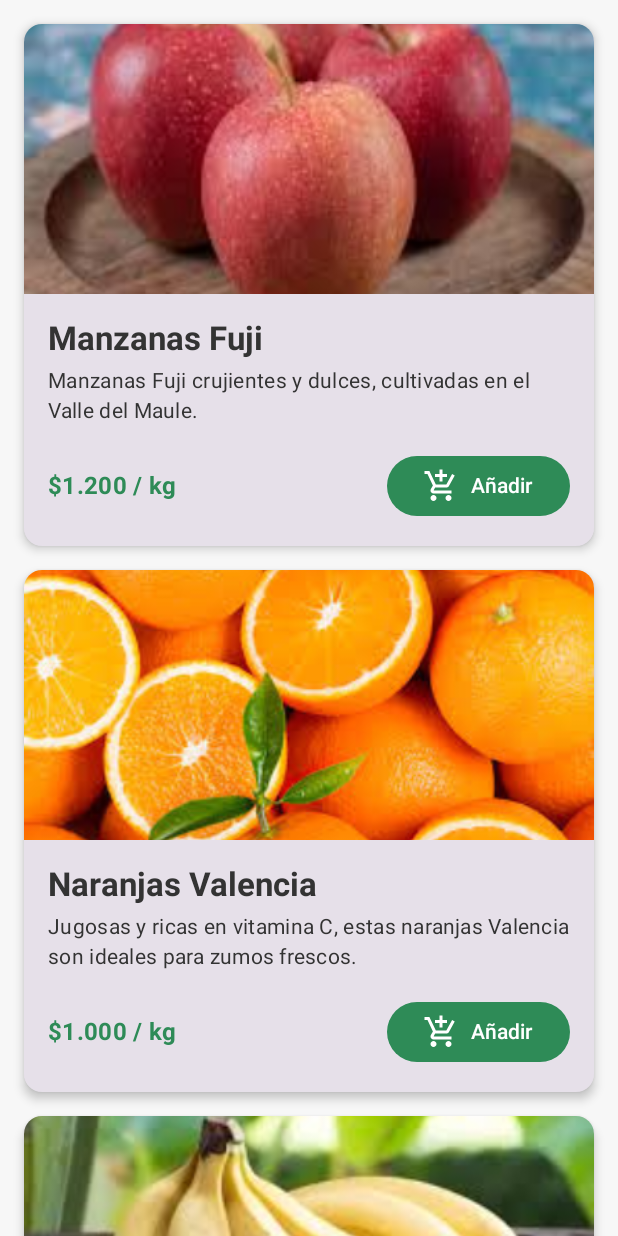
After one commit to TomasG0110/AppHuertoHogar-Movil, an Android app built with Jetpack Compose: the composable HomeScreen shown on its own in the app's theme, on a phone screen of 412 x 824 dp. The commit adds this screen. Run offline under Robolectric (Android 15) with nearby library versions, the phone set to English and light mode, and no system bars.

Commit message:
feat: Implementar HomeViewModel y mostrar lista de productos en HomeScreen

```diff
--- /dev/null
+++ b/app/src/main/java/cl/duoc/dsy/huertohogar/model/Producto.kt
@@ -0,0 +1,14 @@
+package cl.duoc.dsy.huertohogar.model
+
+import androidx.annotation.DrawableRes
+
+// IE 2.3.1: Definición del Modelo de datos
+data class Producto(
+    val id: String,
+    val nombre: String,
+    val descripcion: String,
+    val precioPorKilo: Double,
+    val stockEnKilos: Int,
+    val categoria: String,
+    @DrawableRes val imagenResId: Int // ID de la imagen en res/drawable
+)
--- /dev/null
+++ b/app/src/main/java/cl/duoc/dsy/huertohogar/repository/ProductoRepository.kt
@@ -0,0 +1,84 @@
+package cl.duoc.dsy.huertohogar.repository
+
+import cl.duoc.dsy.huertohogar.R
+import cl.duoc.dsy.huertohogar.model.Producto
+
+// IE 2.3.1: Repositorio para centralizar origen de datos
+class ProductoRepository {
+
+    // Simulación de la base de datos con los productos del caso
+    private val productosSimulados = listOf(
+        Producto(
+            id = "FR001",
+            nombre = "Manzanas Fuji",
+            descripcion = "Manzanas Fuji crujientes y dulces, cultivadas en el Valle del Maule.",
+            precioPorKilo = 1200.0,
+            stockEnKilos = 150,
+            categoria = "Frutas Frescas",
+            imagenResId = R.drawable.manzanas_fuji // Asegúrate que este nombre coincida
+        ),
+        Producto(
+            id = "FR002",
+            nombre = "Naranjas Valencia",
+            descripcion = "Jugosas y ricas en vitamina C, estas naranjas Valencia son ideales para zumos frescos.",
+            precioPorKilo = 1000.0,
+            stockEnKilos = 200,
+            categoria = "Frutas Frescas",
+            imagenResId = R.drawable.naranjas_valencia
+        ),
+        Producto(
+            id = "FR003",
+            nombre = "Plátanos Cavendish",
+            descripcion = "Plátanos maduros y dulces, perfectos para el desayuno o como snack energético.",
+            precioPorKilo = 800.0,
+            stockEnKilos = 250,
+            categoria = "Frutas Frescas",
+            imagenResId = R.drawable.platanos_cavendish
+        ),
+        Producto(
+            id = "VR001",
+            nombre = "Zanahorias Orgánicas",
+            descripcion = "Zanahorias crujientes cultivadas sin pesticidas en la Región de O'Higgins.",
+            precioPorKilo = 900.0,
+            stockEnKilos = 100,
+            categoria = "Verduras Orgánicas",
+            imagenResId = R.drawable.zanahorias_organicas
+        ),
+        Producto(
+            id = "VR002",
+            nombre = "Espinacas Frescas",
+            descripcion = "Espinacas frescas y nutritivas, perfectas para ensaladas y batidos verdes.",
+            precioPorKilo = 700.0, // El precio es por bolsa de 500g, lo adaptamos
+            stockEnKilos = 80,
+            categoria = "Verduras Orgánicas",
+            imagenResId = R.drawable.espinacas_frescas
+        ),
+        Producto(
+            id = "VR003",
+            nombre = "Pimientos Tricolores",
+            descripcion = "Pimientos rojos, amarillos y verdes, ideales para salteados y platos coloridos.",
+            precioPorKilo = 1500.0,
+            stockEnKilos = 120,
+            categoria = "Verduras Orgánicas",
+            imagenResId = R.drawable.pimientos_tricolor
+        ),
+        Producto(
+            id = "PO001",
+            nombre = "Miel Orgánica",
+            descripcion = "Miel pura y orgánica producida por apicultores locales.",
+            precioPorKilo = 5000.0, // Precio por frasco 500g
+            stockEnKilos = 50,
+            categoria = "Productos Orgánicos",
+            imagenResId = R.drawable.miel_organica
+        )
+        // ... (Puedes agregar el resto de productos del caso)
+    )
+
+    // Función que la UI (a través del ViewModel) usará para obtener los productos
+    fun getProductos(): List<Producto> {
+        // TODO: En un futuro, aquí se llamaría a Room o a una API
+        return productosSimulados
+    }
+
+    // TODO: Implementar funciones para persistencia (Room) para el carrito (IE 2.3.1)
+}
--- /dev/null
+++ b/app/src/main/java/cl/duoc/dsy/huertohogar/uiScreen/HomeScreen.kt
@@ -0,0 +1,131 @@
+package cl.duoc.dsy.huertohogar.uiScreen
+
+import androidx.compose.foundation.Image
+import androidx.compose.foundation.layout.Arrangement
+import androidx.compose.foundation.layout.Box
+import androidx.compose.foundation.layout.Column
+import androidx.compose.foundation.layout.PaddingValues
+import androidx.compose.foundation.layout.Row
+import androidx.compose.foundation.layout.Spacer
+import androidx.compose.foundation.layout.fillMaxSize
+import androidx.compose.foundation.layout.fillMaxWidth
+import androidx.compose.foundation.layout.height
+import androidx.compose.foundation.layout.padding
+import androidx.compose.foundation.layout.size
+import androidx.compose.foundation.layout.width
+import androidx.compose.foundation.lazy.LazyColumn
+import androidx.compose.foundation.lazy.items
+import androidx.compose.material.icons.Icons
+import androidx.compose.material.icons.filled.AddShoppingCart
+import androidx.compose.material3.Button
+import androidx.compose.material3.Card
+import androidx.compose.material3.CardDefaults
+import androidx.compose.material3.CircularProgressIndicator
+import androidx.compose.material3.Icon
+import androidx.compose.material3.MaterialTheme
+import androidx.compose.material3.Text
+import androidx.compose.runtime.Composable
+import androidx.compose.runtime.collectAsState
+import androidx.compose.runtime.getValue
+import androidx.compose.ui.Alignment
+import androidx.compose.ui.Modifier
+import androidx.compose.ui.layout.ContentScale
+import androidx.compose.ui.res.painterResource
+import androidx.compose.ui.text.font.FontWeight
+import androidx.compose.ui.unit.dp
+import androidx.lifecycle.viewmodel.compose.viewModel
+import cl.duoc.dsy.huertohogar.model.Producto
+import cl.duoc.dsy.huertohogar.viewmodel.HomeViewModel
+import java.text.NumberFormat
+import java.util.Locale
+
+@Composable
+fun HomeScreen(
+    viewModel: HomeViewModel = viewModel() // 1. Inyectar ViewModel
+) {
+    val state by viewModel.state.collectAsState()
+    val currentState = state
+
+    Box(
+        modifier = Modifier.fillMaxSize(),
+        contentAlignment = Alignment.Center
+    ) {
+        if (currentState.isLoading) {
+            CircularProgressIndicator()
+        } else {
+            // IE 2.1.1: Lista estructurada
+            LazyColumn(
+                modifier = Modifier.fillMaxSize(),
+                contentPadding = PaddingValues(16.dp),
+                verticalArrangement = Arrangement.spacedBy(16.dp)
+            ) {
+                items(currentState.productos) { producto ->
+                    ProductoItem(producto = producto)
+                }
+            }
+        }
+    }
+}
+
+@Composable
+fun ProductoItem(producto: Producto) {
+    // Función para formatear el precio como moneda
+    val format = NumberFormat.getCurrencyInstance(Locale("es", "CL"))
+    format.maximumFractionDigits = 0
+    val precioFormateado = format.format(producto.precioPorKilo)
+
+    Card(
+        modifier = Modifier.fillMaxWidth(),
+        elevation = CardDefaults.cardElevation(defaultElevation = 4.dp)
+    ) {
+        Column(modifier = Modifier.fillMaxWidth()) {
+            Image(
+                painter = painterResource(id = producto.imagenResId),
+                contentDescription = producto.nombre,
+                modifier = Modifier
+                    .fillMaxWidth()
+                    .height(180.dp),
+                contentScale = ContentScale.Crop
+            )
+
+            Column(modifier = Modifier.padding(16.dp)) {
+                Text(
+                    text = producto.nombre,
+                    style = MaterialTheme.typography.titleLarge, // Título del producto
+                    fontWeight = FontWeight.Bold
+                )
+                Spacer(modifier = Modifier.height(4.dp))
+                Text(
+                    text = producto.descripcion,
+                    style = MaterialTheme.typography.bodyMedium,
+                    maxLines = 3
+                )
+                Spacer(modifier = Modifier.height(16.dp))
+                Row(
+                    modifier = Modifier.fillMaxWidth(),
+                    verticalAlignment = Alignment.CenterVertically,
+                    horizontalArrangement = Arrangement.SpaceBetween
+                ) {
+                    Text(
+                        text = "$precioFormateado / kg", // Precio
+                        style = MaterialTheme.typography.titleMedium,
+                        fontWeight = FontWeight.Bold,
+                        color = MaterialTheme.colorScheme.primary // Verde
+                    )
+
+                    // IE 2.2.2: Animación (implícita en el botón)
+                    Button(onClick = {
+                        // TODO: Implementar lógica de "Agregar al Carrito" (Room)
+                    }) {
+                        Icon(
+                            Icons.Default.AddShoppingCart,
+                            contentDescription = "Agregar al Carrito"
+                        )
+                        Spacer(modifier = Modifier.width(8.dp))
+                        Text("Añadir")
+                    }
+                }
+            }
+        }
+    }
+}
--- a/app/src/main/java/cl/duoc/dsy/huertohogar/uiScreen/LoginScreen.kt
+++ b/app/src/main/java/cl/duoc/dsy/huertohogar/uiScreen/LoginScreen.kt
@@ -63,7 +63,7 @@ fun LoginScreen(
     ) {
 
         Image(
-            painter = painterResource(id = R.drawable.Logo_HuertoHogar),
+            painter = painterResource(id = R.drawable.logo_huertohogar),
             contentDescription = "Logo HuertoHogar",
             modifier = Modifier.size(150.dp)
         )
--- a/app/src/main/java/cl/duoc/dsy/huertohogar/uiScreen/SplashScreen.kt
+++ b/app/src/main/java/cl/duoc/dsy/huertohogar/uiScreen/SplashScreen.kt
@@ -57,7 +57,7 @@ fun SplashScreen(navController: NavController) {
         contentAlignment = Alignment.Center
     ) {
         Image(
-            painter = painterResource(id = R.drawable.Logo_HuertoHogar),
+            painter = painterResource(id = R.drawable.logo_huertohogar),
             contentDescription = "Logo HuertoHogar",
             modifier = Modifier
                 .size(250.dp)
--- /dev/null
+++ b/app/src/main/java/cl/duoc/dsy/huertohogar/viewmodel/HomeState.kt
@@ -0,0 +1,8 @@
+package cl.duoc.dsy.huertohogar.viewmodel
+
+import cl.duoc.dsy.huertohogar.model.Producto
+
+data class HomeState(
+    val isLoading: Boolean = true,
+    val productos: List<Producto> = emptyList()
+)
--- /dev/null
+++ b/app/src/main/java/cl/duoc/dsy/huertohogar/viewmodel/HomeViewModel.kt
@@ -0,0 +1,40 @@
+package cl.duoc.dsy.huertohogar.viewmodel
+
+import androidx.lifecycle.ViewModel
+import androidx.lifecycle.viewModelScope
+import cl.duoc.dsy.huertohogar.repository.ProductoRepository
+import kotlinx.coroutines.flow.MutableStateFlow
+import kotlinx.coroutines.flow.StateFlow
+import kotlinx.coroutines.flow.asStateFlow
+import kotlinx.coroutines.flow.update
+import kotlinx.coroutines.launch
+
+
+class HomeViewModel : ViewModel() {
+
+    // 1. Instancia del Repositorio
+    private val repository = ProductoRepository()
+
+    private val _state = MutableStateFlow(HomeState())
+    val state: StateFlow<HomeState> = _state.asStateFlow()
+
+    // 3. El bloque init se ejecuta cuando el ViewModel es creado
+    init {
+        loadProductos()
+    }
+
+    // 2. Lógica para cargar productos
+    private fun loadProductos() {
+        viewModelScope.launch {
+            _state.update { it.copy(isLoading = true) }
+
+            // TODO: Agregar delay(1000) si queremos simular carga de red
+
+            val productos = repository.getProductos()
+
+            _state.update {
+                it.copy(isLoading = false, productos = productos)
+            }
+        }
+    }
+}
```
Also changed, not shown: app/build.gradle.kts (+4 -3 lines), app/src/main/java/cl/duoc/dsy/huertohogar/navegacion/BottomNavScreen.kt (added, +31 -0 lines), app/src/main/java/cl/duoc/dsy/huertohogar/uiScreen/CartScreen.kt (added, +19 -0 lines), app/src/main/java/cl/duoc/dsy/huertohogar/uiScreen/MainScreen.kt (+78 -8 lines), app/src/main/java/cl/duoc/dsy/huertohogar/uiScreen/ProfileScreen.kt (added, +19 -0 lines), app/src/main/res/drawable/espinacas_frescas.jpg (added), app/src/main/res/drawable/logo_huertohogar.png (renamed from app/src/main/res/drawable/Logo_HuertoHogar.png), app/src/main/res/drawable/manzanas_fuji.jpg (added), app/src/main/res/drawable/miel_organica.jpg (added), app/src/main/res/drawable/naranjas_valencia.jpg (added), app/src/main/res/drawable/pimientos_tricolor.jpg (added), app/src/main/res/drawable/platanos_cavendish.jpg (added), app/src/main/res/drawable/zanahorias_organicas.jpg (added).
